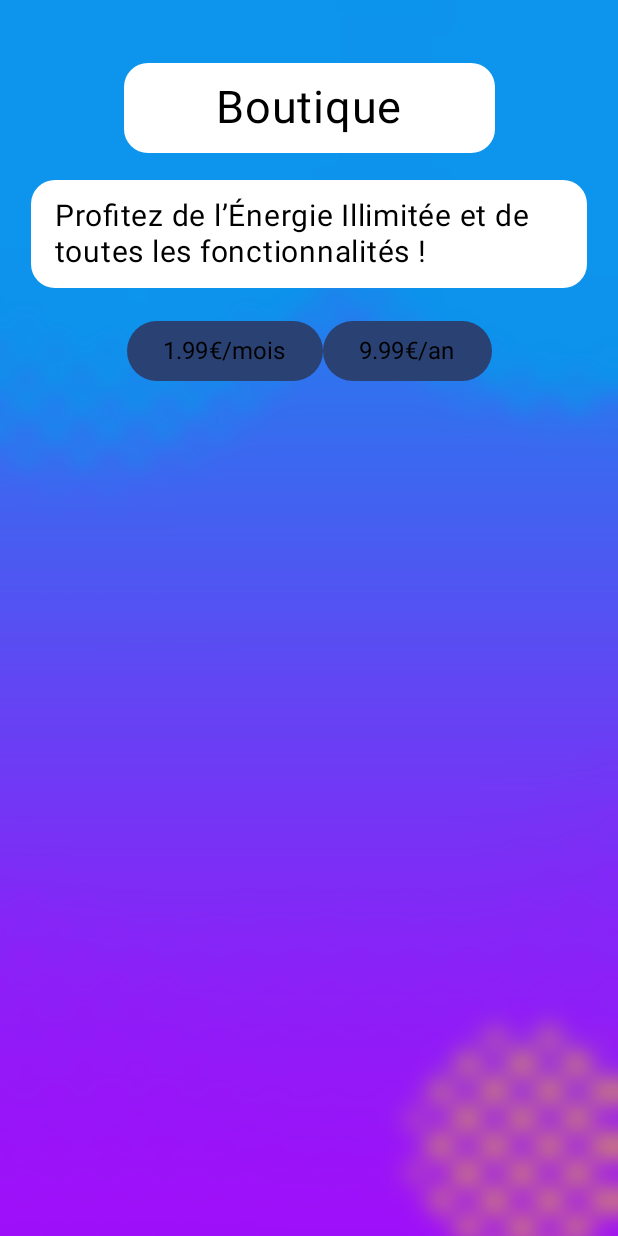
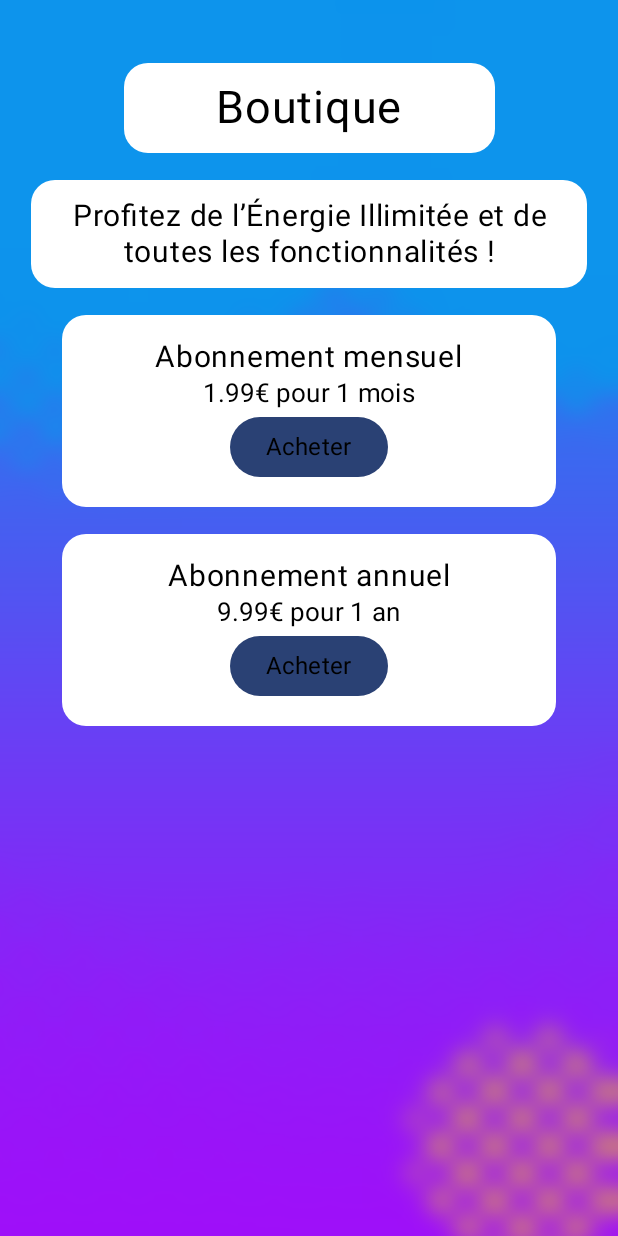
Before and after one commit to SuyuKuka/What-The-Fact-Quiz, an Android app built with Jetpack Compose: the composable ShopScreen shown on its own in the app's theme, on a phone screen of 412 x 824 dp. Run offline under Robolectric (Android 15) with nearby library versions, the phone set to English and light mode, and no system bars; our stand-ins replace Navigation 3, Room's generated code.

Commit message:
deco shopscreen

```diff
--- a/app/src/main/java/fr/uparis/chenliu/projet/ui/menu/ShopScreen.kt
+++ b/app/src/main/java/fr/uparis/chenliu/projet/ui/menu/ShopScreen.kt
@@ -1,5 +1,6 @@
 package fr.uparis.chenliu.projet.ui.menu
 
+import android.R.attr.onClick
 import androidx.compose.foundation.background
 import androidx.compose.foundation.layout.Arrangement
 import androidx.compose.foundation.layout.Box
@@ -21,8 +22,10 @@
 import androidx.compose.runtime.remember
 import androidx.compose.ui.Alignment
 import androidx.compose.ui.Modifier
+import androidx.compose.ui.draw.clip
 import androidx.compose.ui.graphics.Color
 import androidx.compose.ui.graphics.RectangleShape
+import androidx.compose.ui.text.style.TextAlign
 import androidx.compose.ui.unit.dp
 import androidx.compose.ui.unit.sp
 import fr.uparis.chenliu.projet.ui.viewmodel.MenuViewModel
@@ -57,7 +60,12 @@
         ) {
             ShopTitle(font = currentFont.value)
             ShopDesc(font = currentFont.value)
-            ShopSubscription(
+            ShopSubscriptionM(
+                font = currentFont.value,
+                showAlertMonth = showAlertMonth,
+                showAlertYear = showAlertYear
+            )
+            ShopSubscriptionY(
                 font = currentFont.value,
                 showAlertMonth = showAlertMonth,
                 showAlertYear = showAlertYear
@@ -110,19 +118,58 @@
         DisplayText(
             text = "Profitez de l’Énergie Illimitée et de toutes les fonctionnalités !",
             font = font,
-            fontSize = 20.sp
+            fontSize = 20.sp,
+            textAlign = TextAlign.Center
         )
     }
 }
 
 @Composable
-fun ShopSubscription(font: List<Int>, showAlertMonth: MutableState<Boolean>, showAlertYear: MutableState<Boolean>) {
-    Row {
-        Button(onClick = { showAlertMonth.value = true }) {
-            DisplayText(text = "1.99€/mois", font = font)
+fun ShopSubscriptionM(font: List<Int>, showAlertMonth: MutableState<Boolean>, showAlertYear: MutableState<Boolean>) {
+    Column(
+        modifier = Modifier
+            .fillMaxWidth(0.8f)
+            .clip(RoundedCornerShape(16.dp))
+            .background(Color.White)
+            .padding(16.dp),
+        horizontalAlignment = Alignment.CenterHorizontally
+
+    ) {
+        Row {
+            DisplayText(text = "Abonnement mensuel", font = font, fontSize = 20.sp)
         }
-        Button(onClick = { showAlertYear.value = true }) {
-            DisplayText(text = "9.99€/an", font = font)
+        Row {
+            DisplayText(text = "1.99€ pour 1 mois", font = font, fontSize = 17.sp)
+        }
+        Row {
+            Button(onClick = { showAlertMonth.value = true }) {
+                DisplayText(text = "Acheter", font = font)
+            }
+        }
+    }
+}
+
+@Composable
+fun ShopSubscriptionY(font: List<Int>, showAlertMonth: MutableState<Boolean>, showAlertYear: MutableState<Boolean>) {
+    Column(
+        modifier = Modifier
+            .fillMaxWidth(0.8f)
+            .clip(RoundedCornerShape(16.dp))
+            .background(Color.White)
+            .padding(16.dp),
+        horizontalAlignment = Alignment.CenterHorizontally,
+
+    ) {
+        Row {
+            DisplayText(text = "Abonnement annuel", font = font, fontSize = 20.sp)
+        }
+        Row {
+            DisplayText(text = "9.99€ pour 1 an", font = font, fontSize = 17.sp)
+        }
+        Row {
+            Button(onClick = { showAlertYear.value = true }) {
+                DisplayText(text = "Acheter", font = font)
+            }
         }
     }
 }
```
